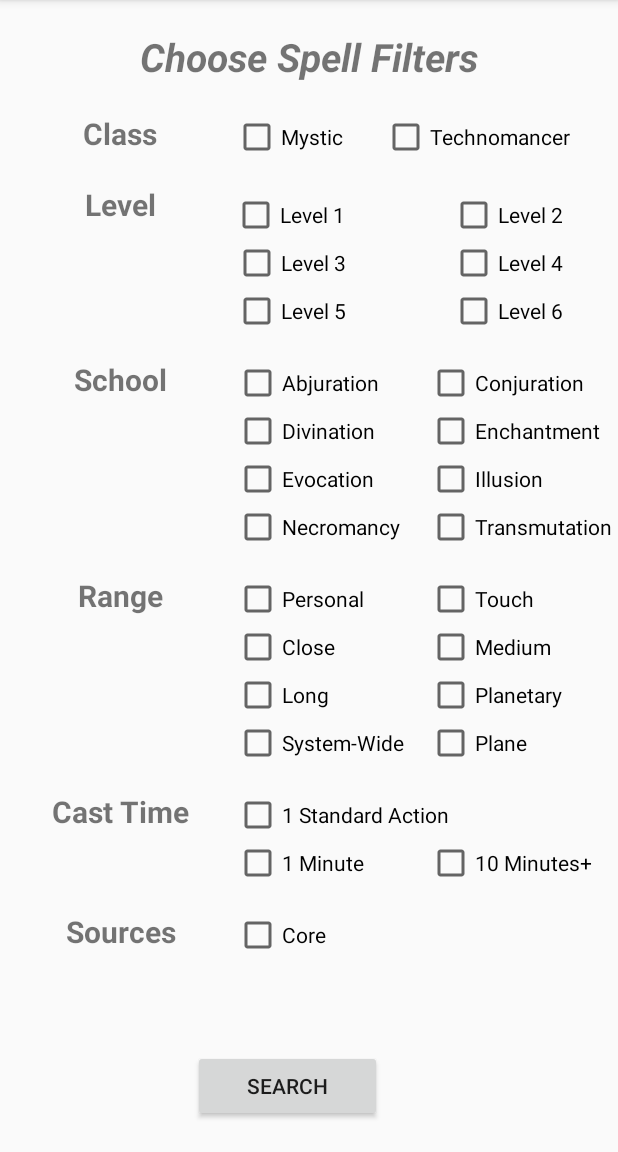
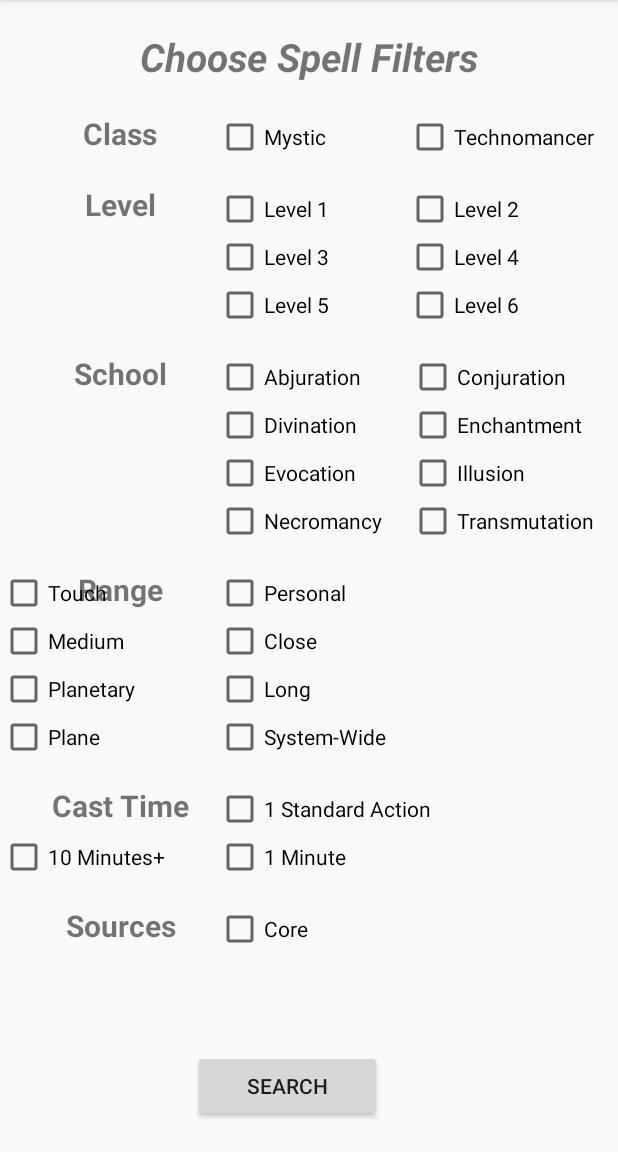
Before and after one commit to rdonohue/StarfinderOpenReference, an Android app: the screen it shows after launch (MainActivity), on a phone screen of 412 x 824 dp, the part 84-1236 px from its top. Run offline under Robolectric (Android 15) with nearby library versions, the phone set to English and light mode, and no system bars.

Commit message:
slight layout adjustment

```diff
--- a/app/src/main/res/layout/activity_main.xml
+++ b/app/src/main/res/layout/activity_main.xml
@@ -62,15 +62,6 @@
         app:layout_constraintTop_toBottomOf="@+id/checkBox_level5" />
 
     <CheckBox
-        android:id="@+id/checkBox_evocation"
-        android:layout_width="wrap_content"
-        android:layout_height="wrap_content"
-        android:text="@string/checkbox_school_evoc"
-        app:layout_constraintStart_toEndOf="@+id/school_text"
-        app:layout_constraintStart_toStartOf="@+id/checkBox_divination"
-        app:layout_constraintTop_toBottomOf="@+id/checkBox_divination" />
-
-    <CheckBox
         android:id="@+id/checkBox_conjuration"
         android:layout_width="wrap_content"
         android:layout_height="wrap_content"
@@ -84,11 +75,29 @@
         android:id="@+id/checkBox_abjuration"
         android:layout_width="wrap_content"
         android:layout_height="wrap_content"
-        android:layout_marginStart="28dp"
+        android:layout_marginStart="16dp"
         android:layout_marginTop="16dp"
         android:text="@string/checkbox_school_abj"
         app:layout_constraintStart_toEndOf="@+id/school_text"
         app:layout_constraintTop_toBottomOf="@+id/checkBox_level5" />
+
+    <CheckBox
+        android:id="@+id/checkBox_divination"
+        android:layout_width="wrap_content"
+        android:layout_height="wrap_content"
+        android:text="@string/checkbox_school_div"
+        app:layout_constraintStart_toEndOf="@+id/school_text"
+        app:layout_constraintStart_toStartOf="@+id/checkBox_abjuration"
+        app:layout_constraintTop_toBottomOf="@+id/checkBox_abjuration" />
+
+    <CheckBox
+        android:id="@+id/checkBox_evocation"
+        android:layout_width="wrap_content"
+        android:layout_height="wrap_content"
+        android:text="@string/checkbox_school_evoc"
+        app:layout_constraintStart_toEndOf="@+id/school_text"
+        app:layout_constraintStart_toStartOf="@+id/checkBox_divination"
+        app:layout_constraintTop_toBottomOf="@+id/checkBox_divination" />
 
     <CheckBox
         android:id="@+id/checkBox_necromancy"
@@ -121,15 +130,6 @@
         android:text="@string/checkbox_school_trans"
         app:layout_constraintStart_toStartOf="@+id/checkBox_illusion"
         app:layout_constraintTop_toBottomOf="@+id/checkBox_illusion" />
-
-    <CheckBox
-        android:id="@+id/checkBox_divination"
-        android:layout_width="wrap_content"
-        android:layout_height="wrap_content"
-        android:text="@string/checkbox_school_div"
-        app:layout_constraintStart_toEndOf="@+id/school_text"
-        app:layout_constraintStart_toStartOf="@+id/checkBox_abjuration"
-        app:layout_constraintTop_toBottomOf="@+id/checkBox_abjuration" />
 
     <TextView
         android:id="@+id/range_text"
@@ -185,10 +185,9 @@
         android:id="@+id/checkBox_class_mystic"
         android:layout_width="80dp"
         android:layout_height="wrap_content"
+        android:layout_marginStart="16dp"
         android:layout_marginTop="20dp"
         android:text="@string/checkbox_class_mystic"
-        app:layout_constraintEnd_toStartOf="@+id/checkBox_class_tech"
-        app:layout_constraintHorizontal_bias="0.586"
         app:layout_constraintStart_toEndOf="@+id/class_text"
         app:layout_constraintTop_toBottomOf="@+id/title_main_act" />
 
@@ -197,30 +196,26 @@
         android:layout_width="wrap_content"
         android:layout_height="wrap_content"
         android:layout_marginTop="20dp"
-        android:layout_marginEnd="32dp"
         android:text="@string/checkbox_class_technomancer"
-        app:layout_constraintEnd_toEndOf="parent"
+        app:layout_constraintStart_toStartOf="@+id/checkBox_level2"
         app:layout_constraintTop_toBottomOf="@+id/title_main_act" />
 
     <CheckBox
         android:id="@+id/checkBox_level1"
-        android:layout_width="80dp"
+        android:layout_width="wrap_content"
         android:layout_height="wrap_content"
-        android:layout_marginTop="20dp"
+        android:layout_marginStart="16dp"
+        android:layout_marginTop="16dp"
         android:text="@string/checkbox_level1"
-        app:layout_constraintEnd_toStartOf="@+id/checkBox_level2"
-        app:layout_constraintHorizontal_bias="0.29"
         app:layout_constraintStart_toEndOf="@+id/level_text"
         app:layout_constraintTop_toBottomOf="@+id/checkBox_class_mystic" />
 
     <CheckBox
         android:id="@+id/checkBox_level3"
-        android:layout_width="80dp"
+        android:layout_width="0dp"
         android:layout_height="wrap_content"
         android:text="@string/checkbox_level3"
-        app:layout_constraintEnd_toStartOf="@+id/checkBox_level4"
-        app:layout_constraintHorizontal_bias="0.296"
-        app:layout_constraintStart_toEndOf="@+id/level_text"
+        app:layout_constraintStart_toStartOf="@+id/checkBox_level1"
         app:layout_constraintTop_toBottomOf="@+id/checkBox_level1" />
 
     <CheckBox
@@ -228,37 +223,33 @@
         android:layout_width="80dp"
         android:layout_height="wrap_content"
         android:text="@string/checkbox_level5"
-        app:layout_constraintEnd_toStartOf="@+id/checkBox_level6"
-        app:layout_constraintHorizontal_bias="0.296"
-        app:layout_constraintStart_toEndOf="@+id/level_text"
+        app:layout_constraintStart_toStartOf="@+id/checkBox_level3"
         app:layout_constraintTop_toBottomOf="@+id/checkBox_level3" />
 
     <CheckBox
         android:id="@+id/checkBox_level2"
         android:layout_width="80dp"
         android:layout_height="wrap_content"
-        android:layout_marginTop="20dp"
-        android:layout_marginEnd="32dp"
+        android:layout_marginStart="51dp"
+        android:layout_marginTop="16dp"
         android:text="@string/checkbox_level2"
-        app:layout_constraintEnd_toEndOf="parent"
+        app:layout_constraintStart_toEndOf="@+id/checkBox_level1"
         app:layout_constraintTop_toBottomOf="@+id/checkBox_class_tech" />
 
     <CheckBox
         android:id="@+id/checkBox_level4"
         android:layout_width="80dp"
         android:layout_height="wrap_content"
-        android:layout_marginEnd="32dp"
         android:text="@string/checkbox_level4"
-        app:layout_constraintEnd_toEndOf="parent"
+        app:layout_constraintStart_toStartOf="@+id/checkBox_level2"
         app:layout_constraintTop_toBottomOf="@+id/checkBox_level2" />
 
     <CheckBox
         android:id="@+id/checkBox_level6"
         android:layout_width="80dp"
         android:layout_height="wrap_content"
-        android:layout_marginEnd="32dp"
         android:text="@string/checkbox_level6"
-        app:layout_constraintEnd_toEndOf="parent"
+        app:layout_constraintStart_toStartOf="@+id/checkBox_level4"
         app:layout_constraintTop_toBottomOf="@+id/checkBox_level4" />
 
     <CheckBox
@@ -300,16 +291,16 @@
         android:layout_height="wrap_content"
         android:layout_marginTop="16dp"
         android:text="@string/checkbox_range_touch"
-        app:layout_constraintStart_toStartOf="@+id/checkBox_transmutation"
-        app:layout_constraintTop_toBottomOf="@+id/checkBox_transmutation" />
+        app:layout_constraintTop_toBottomOf="@+id/checkBox_transmutation"
+        tools:layout_editor_absoluteX="272dp" />
 
     <CheckBox
-        android:id="@+id/checkBox_range_planetary"
+        android:id="@+id/checkBox_range_plane"
         android:layout_width="wrap_content"
         android:layout_height="wrap_content"
-        android:text="@string/checkbox_range_planetary"
-        app:layout_constraintStart_toStartOf="@+id/checkBox_range_medium"
-        app:layout_constraintTop_toBottomOf="@+id/checkBox_range_medium" />
+        android:text="@string/checkbox_range_plane"
+        app:layout_constraintStart_toStartOf="@+id/checkBox_range_planetary"
+        app:layout_constraintTop_toBottomOf="@+id/checkBox_range_planetary" />
 
     <CheckBox
         android:id="@+id/checkBox_range_medium"
@@ -320,12 +311,12 @@
         app:layout_constraintTop_toBottomOf="@+id/checkBox_range_touch" />
 
     <CheckBox
-        android:id="@+id/checkBox_range_plane"
+        android:id="@+id/checkBox_range_planetary"
         android:layout_width="wrap_content"
         android:layout_height="wrap_content"
-        android:text="@string/checkbox_range_plane"
-        app:layout_constraintStart_toStartOf="@+id/checkBox_range_planetary"
-        app:layout_constraintTop_toBottomOf="@+id/checkBox_range_planetary" />
+        android:text="@string/checkbox_range_planetary"
+        app:layout_constraintStart_toStartOf="@+id/checkBox_range_medium"
+        app:layout_constraintTop_toBottomOf="@+id/checkBox_range_medium" />
 
     <CheckBox
         android:id="@+id/checkBox_cast_10min"
```
